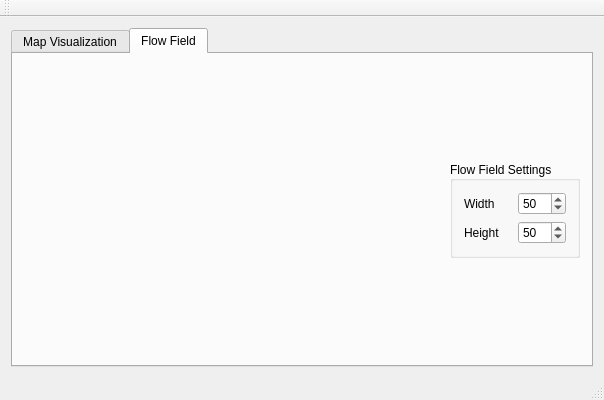
Before: the Qt Designer form src/mainwindow.ui in chFleschutz/simulation-and-data-visualization, drawn with Qt 5.
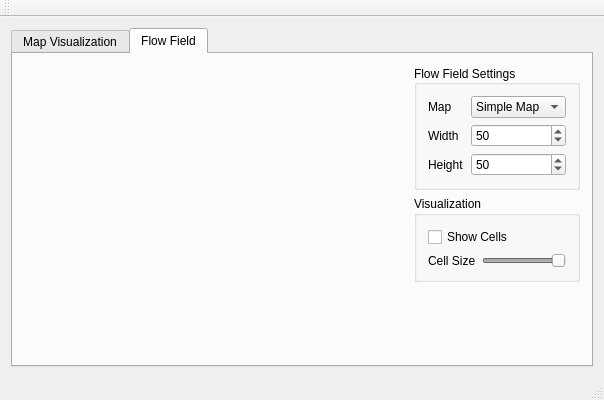
After: the same form once the commit is applied. Icons and pictures are not drawn. Custom widgets are drawn as their Qt base class.

```diff
--- a/src/mainwindow.ui
+++ b/src/mainwindow.ui
@@ -49,10 +49,34 @@
           </property>
          </widget>
         </item>
+        <item>
+         <widget class="QWidget" name="widget_2" native="true">
+          <property name="sizePolicy">
+           <sizepolicy hsizetype="Maximum" vsizetype="Preferred">
+            <horstretch>0</horstretch>
+            <verstretch>0</verstretch>
+           </sizepolicy>
+          </property>
+          <layout class="QVBoxLayout" name="verticalLayout_3">
+           <property name="spacing">
+            <number>6</number>
+           </property>
+           <property name="leftMargin">
+            <number>0</number>
+           </property>
+           <property name="topMargin">
+            <number>0</number>
+           </property>
+           <property name="rightMargin">
+            <number>0</number>
+           </property>
+           <property name="bottomMargin">
+            <number>0</number>
+           </property>
         <item>
          <widget class="QGroupBox" name="groupBox">
           <property name="sizePolicy">
-           <sizepolicy hsizetype="Maximum" vsizetype="Maximum">
+              <sizepolicy hsizetype="Preferred" vsizetype="Preferred">
             <horstretch>0</horstretch>
             <verstretch>0</verstretch>
            </sizepolicy>
@@ -66,21 +90,37 @@
           <layout class="QVBoxLayout" name="verticalLayout_2">
            <item>
             <layout class="QGridLayout" name="gridLayout">
-             <item row="0" column="0">
-              <widget class="QLabel" name="label">
-               <property name="text">
-                <string>Width</string>
+                <item row="2" column="1">
+                 <widget class="QSpinBox" name="spinBox_2">
+                  <property name="minimum">
+                   <number>10</number>
+                  </property>
+                  <property name="maximum">
+                   <number>150</number>
+                  </property>
+                  <property name="singleStep">
+                   <number>10</number>
+                  </property>
+                  <property name="value">
+                   <number>50</number>
                </property>
               </widget>
              </item>
-             <item row="1" column="0">
+                <item row="2" column="0">
               <widget class="QLabel" name="label_2">
                <property name="text">
                 <string>Height</string>
                </property>
               </widget>
              </item>
-             <item row="0" column="1">
+                <item row="1" column="0">
+                 <widget class="QLabel" name="label">
+                  <property name="text">
+                   <string>Width</string>
+                  </property>
+                 </widget>
+                </item>
+                <item row="1" column="1">
               <widget class="QSpinBox" name="spinBox">
                <property name="minimum">
                 <number>10</number>
@@ -96,23 +136,82 @@
                </property>
               </widget>
              </item>
+                <item row="0" column="1">
+                 <widget class="QComboBox" name="comboBox">
+                  <item>
+                   <property name="text">
+                    <string>Simple Map</string>
+                   </property>
+                  </item>
+                 </widget>
+                </item>
+                <item row="0" column="0">
+                 <widget class="QLabel" name="label_4">
+                  <property name="text">
+                   <string>Map</string>
+                  </property>
+                 </widget>
+                </item>
+               </layout>
+              </item>
+             </layout>
+            </widget>
+           </item>
+           <item>
+            <widget class="QGroupBox" name="groupBox_2">
+             <property name="title">
+              <string>Visualization</string>
+             </property>
+             <layout class="QVBoxLayout" name="verticalLayout_4">
+              <item>
+               <widget class="QCheckBox" name="checkBox_2">
+                <property name="text">
+                 <string>Show Cells</string>
+                </property>
+               </widget>
+              </item>
+              <item>
+               <layout class="QGridLayout" name="gridLayout_2">
+                <item row="1" column="0">
+                 <widget class="QLabel" name="label_3">
+                  <property name="text">
+                   <string>Cell Size</string>
+                  </property>
+                 </widget>
+                </item>
              <item row="1" column="1">
-              <widget class="QSpinBox" name="spinBox_2">
-               <property name="minimum">
-                <number>10</number>
+                 <widget class="QSlider" name="horizontalSlider">
+                  <property name="enabled">
+                   <bool>false</bool>
                </property>
                <property name="maximum">
-                <number>150</number>
-               </property>
-               <property name="singleStep">
-                <number>10</number>
+                   <number>100</number>
                </property>
                <property name="value">
-                <number>50</number>
-               </property>
+                   <number>100</number>
+                  </property>
+                  <property name="orientation">
+                   <enum>Qt::Horizontal</enum>
+                  </property>
               </widget>
              </item>
             </layout>
+              </item>
+             </layout>
+            </widget>
+           </item>
+           <item>
+            <spacer name="verticalSpacer">
+             <property name="orientation">
+              <enum>Qt::Vertical</enum>
+             </property>
+             <property name="sizeHint" stdset="0">
+              <size>
+               <width>20</width>
+               <height>40</height>
+              </size>
+             </property>
+            </spacer>
            </item>
           </layout>
          </widget>
```
Left out of the diff: 81 changed lines with no effect on the pictures. Lines whose indentation alone changed are shown as unchanged.
